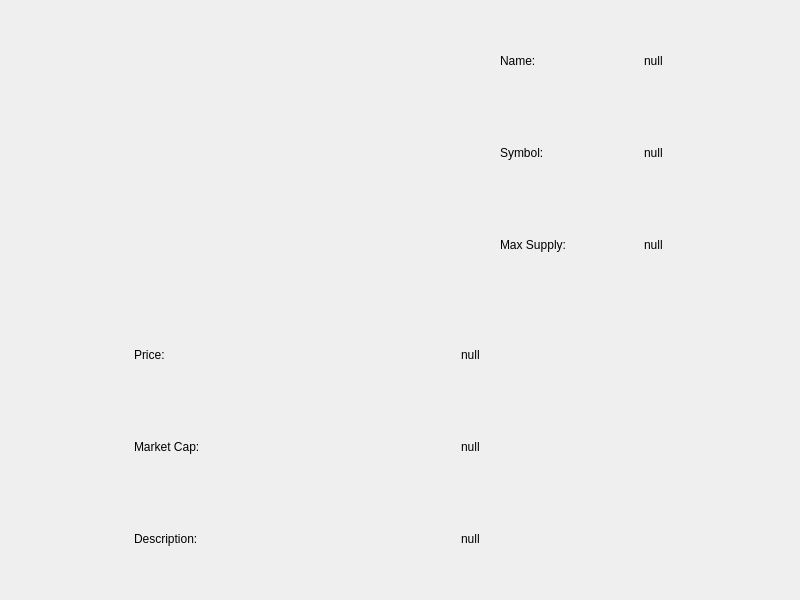
Before: the Qt Designer form src/view/mainwindow.ui in Krizen2000/cryptocurrencyexchange, drawn with Qt 5.
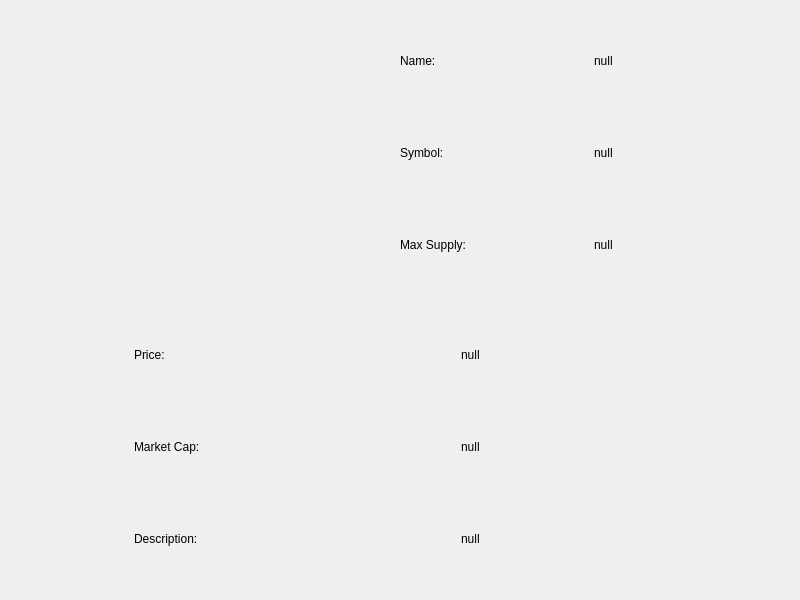
After: the same form once the commit is applied. Icons and pictures are not drawn.

The edit to the form file:
```diff
--- a/src/view/mainwindow.ui
+++ b/src/view/mainwindow.ui
@@ -669,6 +669,24 @@
             </item>
             <item>
              <widget class="QLabel" name="cryptocurrencyimage">
+              <property name="sizePolicy">
+               <sizepolicy hsizetype="Fixed" vsizetype="Fixed">
+                <horstretch>0</horstretch>
+                <verstretch>0</verstretch>
+               </sizepolicy>
+              </property>
+              <property name="minimumSize">
+               <size>
+                <width>200</width>
+                <height>200</height>
+               </size>
+              </property>
+              <property name="maximumSize">
+               <size>
+                <width>200</width>
+                <height>200</height>
+               </size>
+              </property>
               <property name="text">
                <string/>
               </property>
```
